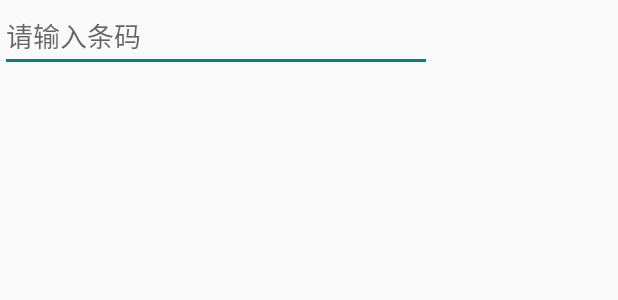
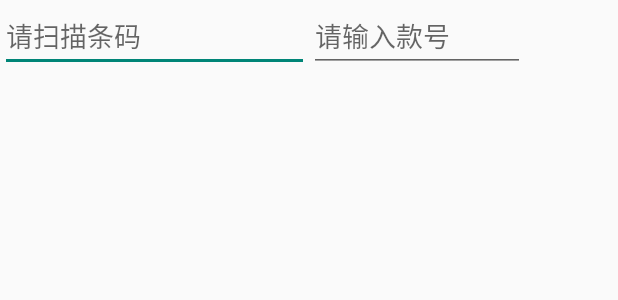
Before and after one commit to LonelyPriest/SDiabloFix, an Android app: the layout fragment_stock_fix.xml on its own in the app's theme, with its tools: preview values and no code run, on a phone screen of 412 x 824 dp. Shown: the top 300 px of the screen. Run offline under Robolectric (Android 15) with nearby library versions, the phone set to English and light mode, and no system bars; plain views replace BootstrapButton, BootstrapEditText, SwipyRefreshLayout.

Commit message:
fit bugs

```diff
--- a/app/src/main/java/com/sdiablofix/dt/sdiablofix/db/DiabloDBOpenHelper.java
+++ b/app/src/main/java/com/sdiablofix/dt/sdiablofix/db/DiabloDBOpenHelper.java
@@ -11,7 +11,7 @@ import android.database.sqlite.SQLiteOpenHelper;
 public class DiabloDBOpenHelper extends SQLiteOpenHelper {
 
     private static final String DB_NAME = "diablo";
-    private static final Integer DB_VERSION = 1;
+    private static final Integer DB_VERSION = 2;
 
     private static DiabloDBOpenHelper diabloDBHelper;
 
@@ -39,6 +39,7 @@ public class DiabloDBOpenHelper extends SQLiteOpenHelper {
             + "_id integer primary key autoincrement"
 
             + ", order_id integer not null"
+            + ", fix_pos integer not null"
             + ", shop integer not null"
 
             + ", barcode text not null"
--- a/app/src/main/res/layout/fragment_stock_fix.xml
+++ b/app/src/main/res/layout/fragment_stock_fix.xml
@@ -56,15 +56,25 @@
         android:inputType="number"
         android:layout_width="0dp"
         android:layout_height="wrap_content"
-        android:layout_weight="0.7"/>
+        android:maxLines="1"
+        android:layout_weight="0.5"/>
+
+    <EditText
+        android:id="@+id/fix_styleNumber"
+        android:hint="@string/please_input_styleNumber"
+        android:inputType="number"
+        android:layout_width="0dp"
+        android:layout_height="wrap_content"
+        android:maxLines="1"
+        android:layout_weight="0.35"/>
 
     <TextView
         android:id="@+id/fix_count"
         android:layout_width="0dp"
         android:layout_height="wrap_content"
-        android:layout_weight="0.3"
+        android:layout_weight="0.15"
         android:textColor="@color/red"
-        android:textSize="20sp"
+        android:textSize="15sp"
         android:textStyle="bold"
         android:includeFontPadding="false"
         android:gravity="center_vertical"
--- a/app/src/main/res/values/strings.xml
+++ b/app/src/main/res/values/strings.xml
@@ -6,7 +6,7 @@
   <string name="login_name">请输入用户名</string>
   <string name="login_password">请输入用户密码</string>
 
-  <string name="diablo_test_server">http://192.168.0.104:63552/</string>
+  <string name="diablo_test_server">http://192.168.1.4:63552/</string>
   <string name="diablo_production_server">http://120.24.39.174/</string>
   <string-array name="servers">
     <item>深圳服务器</item>
@@ -67,7 +67,8 @@
 
   <!--suggestion-->
   <string name="please_input_firm">厂商，默认为空</string>
-  <string name="please_input_barcode">请输入条码</string>
+  <string name="please_input_barcode">请扫描条码</string>
+  <string name="please_input_styleNumber">请输入款号</string>
 
   <string name="invalid_name_password">用户名或密码错误</string>
   <string name="login_user_active">该用户已登录系统，是否继续登录？</string>
```
Also changed, not shown: app/src/main/java/com/sdiablofix/dt/sdiablofix/db/DiabloDBManager.java (+21 -16 lines), app/src/main/java/com/sdiablofix/dt/sdiablofix/entity/DiabloBarcodeStock.java (+10 -0 lines), app/src/main/java/com/sdiablofix/dt/sdiablofix/fragment/BatchStockFix.java (+49 -6 lines).
